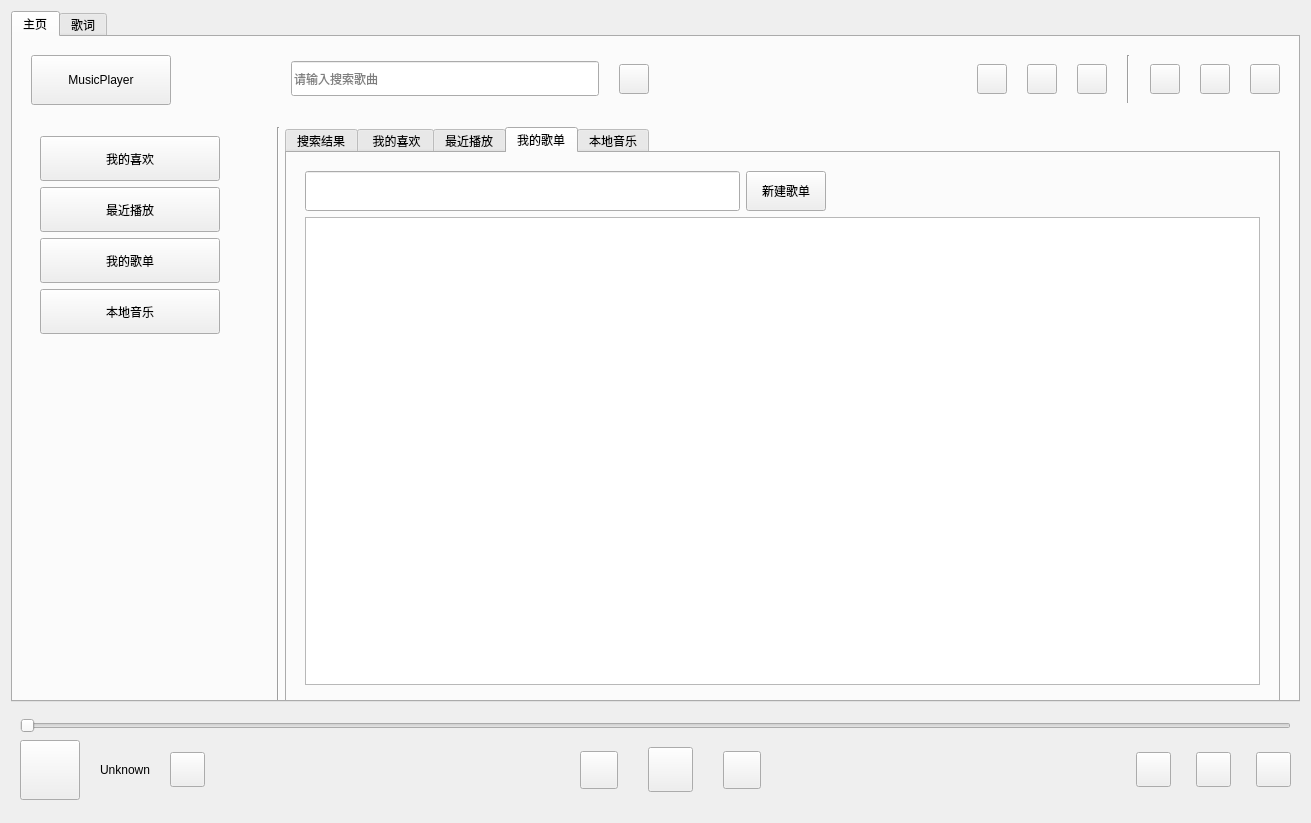
haojoy/MusicPlayer, file mainwidget.ui: the form before one commit.
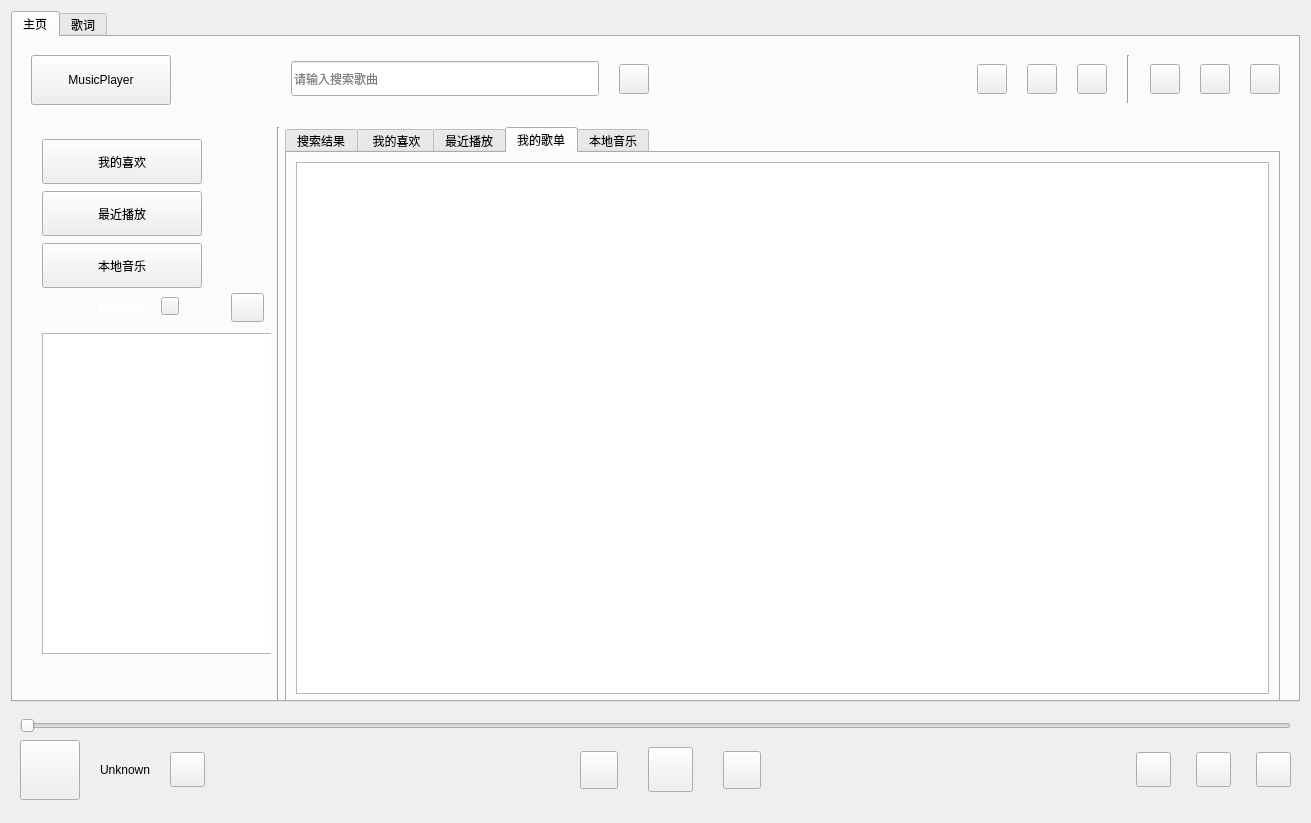
The form after the commit. The open tabs and pages were chosen to show the change. Icons and pictures are not drawn. Custom widgets are drawn as their Qt base class.

Commit message: [func]song list

Patch:
```diff
--- a/mainwidget.ui
+++ b/mainwidget.ui
@@ -519,9 +519,15 @@
                   <height>16777215</height>
                  </size>
                 </property>
-                <layout class="QVBoxLayout" name="verticalLayout">
-                 <item>
                   <widget class="QPushButton" name="btn_favorite">
+                 <property name="geometry">
+                  <rect>
+                   <x>11</x>
+                   <y>12</y>
+                   <width>160</width>
+                   <height>45</height>
+                  </rect>
+                 </property>
                    <property name="sizePolicy">
                     <sizepolicy hsizetype="Minimum" vsizetype="MinimumExpanding">
                      <horstretch>0</horstretch>
@@ -565,9 +571,15 @@
                     <bool>false</bool>
                    </property>
                   </widget>
-                 </item>
-                 <item>
                   <widget class="QPushButton" name="btn_recently">
+                 <property name="geometry">
+                  <rect>
+                   <x>11</x>
+                   <y>64</y>
+                   <width>160</width>
+                   <height>45</height>
+                  </rect>
+                 </property>
                    <property name="sizePolicy">
                     <sizepolicy hsizetype="Minimum" vsizetype="MinimumExpanding">
                      <horstretch>0</horstretch>
@@ -596,46 +608,15 @@
                     <bool>true</bool>
                    </property>
                   </widget>
-                 </item>
-                 <item>
-                  <widget class="QPushButton" name="btn_songList">
-                   <property name="sizePolicy">
-                    <sizepolicy hsizetype="Minimum" vsizetype="MinimumExpanding">
-                     <horstretch>0</horstretch>
-                     <verstretch>0</verstretch>
-                    </sizepolicy>
-                   </property>
-                   <property name="minimumSize">
-                    <size>
-                     <width>160</width>
-                     <height>45</height>
-                    </size>
-                   </property>
-                   <property name="maximumSize">
-                    <size>
-                     <width>180</width>
-                     <height>45</height>
-                    </size>
-                   </property>
-                   <property name="baseSize">
-                    <size>
-                     <width>0</width>
-                     <height>40</height>
-                    </size>
-                   </property>
-                   <property name="text">
-                    <string>我的歌单</string>
-                   </property>
-                   <property name="checkable">
-                    <bool>true</bool>
-                   </property>
-                   <property name="autoExclusive">
-                    <bool>true</bool>
-                   </property>
-                  </widget>
-                 </item>
-                 <item>
                   <widget class="QPushButton" name="btn_localsong">
+                 <property name="geometry">
+                  <rect>
+                   <x>11</x>
+                   <y>116</y>
+                   <width>160</width>
+                   <height>45</height>
+                  </rect>
+                 </property>
                    <property name="sizePolicy">
                     <sizepolicy hsizetype="Minimum" vsizetype="MinimumExpanding">
                      <horstretch>0</horstretch>
@@ -670,21 +651,129 @@
                     <bool>true</bool>
                    </property>
                   </widget>
-                 </item>
-                 <item>
-                  <spacer name="verticalSpacer">
-                   <property name="orientation">
-                    <enum>Qt::Vertical</enum>
-                   </property>
-                   <property name="sizeHint" stdset="0">
+                <widget class="QPushButton" name="btn_songList">
+                 <property name="geometry">
+                  <rect>
+                   <x>130</x>
+                   <y>170</y>
+                   <width>18</width>
+                   <height>18</height>
+                  </rect>
+                 </property>
+                 <property name="sizePolicy">
+                  <sizepolicy hsizetype="Minimum" vsizetype="Fixed">
+                   <horstretch>0</horstretch>
+                   <verstretch>0</verstretch>
+                  </sizepolicy>
+                 </property>
+                 <property name="minimumSize">
                     <size>
-                     <width>20</width>
-                     <height>240</height>
-                    </size>
-                   </property>
-                  </spacer>
-                 </item>
-                </layout>
+                   <width>0</width>
+                   <height>0</height>
+                  </size>
+                 </property>
+                 <property name="maximumSize">
+                  <size>
+                   <width>16777215</width>
+                   <height>16777215</height>
+                  </size>
+                 </property>
+                 <property name="baseSize">
+                  <size>
+                   <width>0</width>
+                   <height>40</height>
+                  </size>
+                 </property>
+                 <property name="text">
+                  <string/>
+                 </property>
+                 <property name="icon">
+                  <iconset resource="images.qrc">
+                   <normaloff>:/images/button/btn_fold.png</normaloff>:/images/button/btn_fold.png</iconset>
+                 </property>
+                 <property name="iconSize">
+                  <size>
+                   <width>16</width>
+                   <height>16</height>
+                  </size>
+                 </property>
+                 <property name="checkable">
+                  <bool>false</bool>
+                 </property>
+                 <property name="autoExclusive">
+                  <bool>false</bool>
+                 </property>
+                </widget>
+                <widget class="QPushButton" name="btn_createsonglist">
+                 <property name="geometry">
+                  <rect>
+                   <x>200</x>
+                   <y>166</y>
+                   <width>33</width>
+                   <height>29</height>
+                  </rect>
+                 </property>
+                 <property name="toolTip">
+                  <string>新建歌单</string>
+                 </property>
+                 <property name="text">
+                  <string/>
+                 </property>
+                 <property name="icon">
+                  <iconset resource="images.qrc">
+                   <normaloff>:/images/button/btn_create.png</normaloff>:/images/button/btn_create.png</iconset>
+                 </property>
+                </widget>
+                <widget class="QLabel" name="label">
+                 <property name="geometry">
+                  <rect>
+                   <x>60</x>
+                   <y>170</y>
+                   <width>61</width>
+                   <height>21</height>
+                  </rect>
+                 </property>
+                 <property name="styleSheet">
+                  <string notr="true">color: #FFFFFF; /* 设置字体颜色 */
+border-radius: 8px;
+font-weight: bold;
+</string>
+                 </property>
+                 <property name="text">
+                  <string>我的歌单</string>
+                 </property>
+                 <property name="textFormat">
+                  <enum>Qt::AutoText</enum>
+                 </property>
+                 <property name="alignment">
+                  <set>Qt::AlignCenter</set>
+                 </property>
+                </widget>
+                <widget class="QListWidget" name="listWidget_musiclist">
+                 <property name="geometry">
+                  <rect>
+                   <x>11</x>
+                   <y>206</y>
+                   <width>231</width>
+                   <height>321</height>
+                  </rect>
+                 </property>
+                 <property name="contextMenuPolicy">
+                  <enum>Qt::CustomContextMenu</enum>
+                 </property>
+                 <property name="verticalScrollBarPolicy">
+                  <enum>Qt::ScrollBarAlwaysOff</enum>
+                 </property>
+                 <property name="horizontalScrollBarPolicy">
+                  <enum>Qt::ScrollBarAlwaysOff</enum>
+                 </property>
+                 <property name="editTriggers">
+                  <set>QAbstractItemView::NoEditTriggers</set>
+                 </property>
+                 <property name="sortingEnabled">
+                  <bool>false</bool>
+                 </property>
+                </widget>
                </widget>
               </item>
               <item>
@@ -909,89 +998,25 @@
                  </attribute>
                  <layout class="QVBoxLayout" name="verticalLayout_14">
                   <item>
-                   <widget class="QWidget" name="widget_songList" native="true">
-                    <layout class="QVBoxLayout" name="verticalLayout_13">
-                     <item>
-                      <layout class="QHBoxLayout" name="horizontalLayout_4">
-                       <item>
-                        <widget class="QLineEdit" name="lineEdit_songlistname">
-                         <property name="sizePolicy">
-                          <sizepolicy hsizetype="Expanding" vsizetype="Expanding">
-                           <horstretch>0</horstretch>
-                           <verstretch>0</verstretch>
-                          </sizepolicy>
-                         </property>
-                         <property name="minimumSize">
-                          <size>
-                           <width>0</width>
-                           <height>30</height>
-                          </size>
-                         </property>
-                         <property name="maximumSize">
-                          <size>
-                           <width>16777215</width>
-                           <height>40</height>
-                          </size>
-                         </property>
-                        </widget>
-                       </item>
-                       <item>
-                        <widget class="QPushButton" name="pushButton_newSongList">
-                         <property name="sizePolicy">
-                          <sizepolicy hsizetype="Preferred" vsizetype="Preferred">
-                           <horstretch>0</horstretch>
-                           <verstretch>0</verstretch>
-                          </sizepolicy>
-                         </property>
-                         <property name="maximumSize">
-                          <size>
-                           <width>16777215</width>
-                           <height>40</height>
-                          </size>
-                         </property>
-                         <property name="text">
-                          <string>新建歌单</string>
-                         </property>
-                        </widget>
-                       </item>
-                       <item>
-                        <spacer name="horizontalSpacer_6">
-                         <property name="orientation">
-                          <enum>Qt::Horizontal</enum>
-                         </property>
-                         <property name="sizeHint" stdset="0">
-                          <size>
-                           <width>40</width>
-                           <height>20</height>
-                          </size>
-                         </property>
-                        </spacer>
-                       </item>
-                      </layout>
-                     </item>
-                     <item>
-                      <widget class="QListWidget" name="listWidget_songList">
-                       <property name="focusPolicy">
-                        <enum>Qt::NoFocus</enum>
-                       </property>
-                       <property name="selectionMode">
-                        <enum>QAbstractItemView::NoSelection</enum>
-                       </property>
-                       <property name="resizeMode">
-                        <enum>QListView::Fixed</enum>
-                       </property>
-                       <property name="viewMode">
-                        <enum>QListView::IconMode</enum>
-                       </property>
-                       <property name="modelColumn">
-                        <number>0</number>
-                       </property>
-                       <property name="selectionRectVisible">
+                   <widget class="MyTableWidget" name="tableWidget_songlist">
+                    <property name="contextMenuPolicy">
+                     <enum>Qt::CustomContextMenu</enum>
+                    </property>
+                    <property name="verticalScrollBarPolicy">
+                     <enum>Qt::ScrollBarAlwaysOff</enum>
+                    </property>
+                    <property name="horizontalScrollBarPolicy">
+                     <enum>Qt::ScrollBarAlwaysOff</enum>
+                    </property>
+                    <property name="editTriggers">
+                     <set>QAbstractItemView::NoEditTriggers</set>
+                    </property>
+                    <property name="showGrid">
+                     <bool>false</bool>
+                    </property>
+                    <property name="cornerButtonEnabled">
                         <bool>false</bool>
                        </property>
-                      </widget>
-                     </item>
-                    </layout>
                    </widget>
                   </item>
                  </layout>
```
Lines whose indentation alone changed are shown as unchanged. The commit also changes 8 other files.
